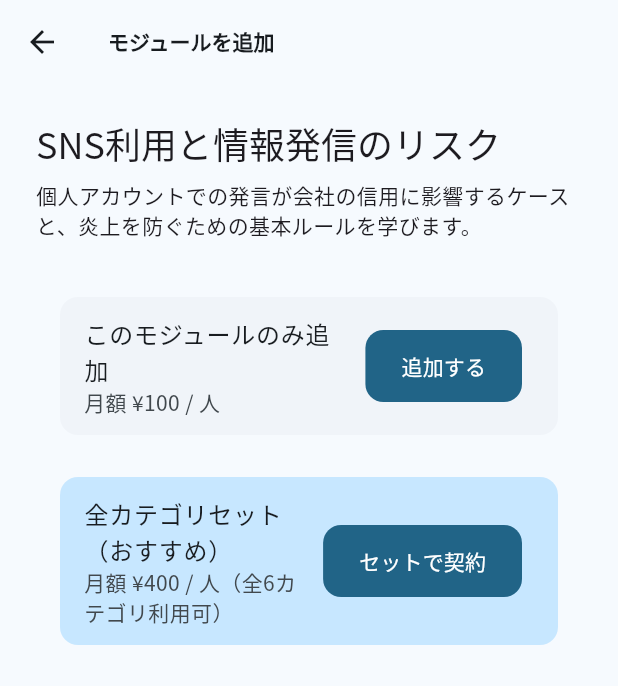
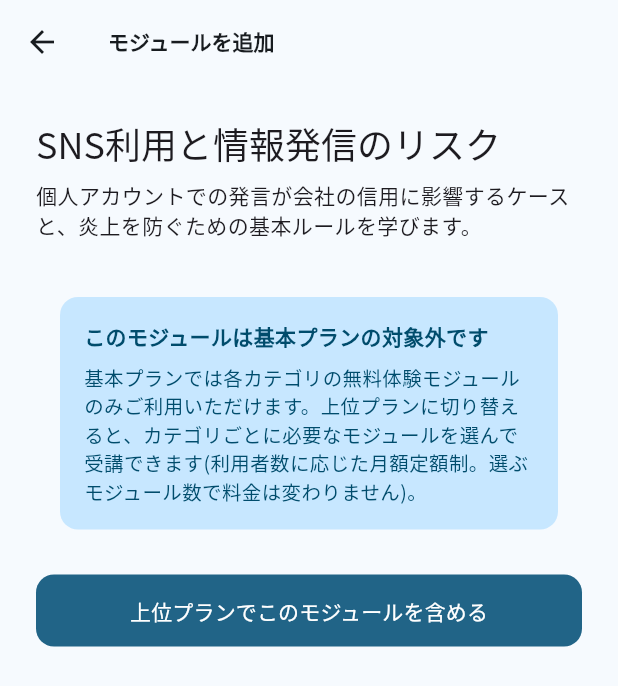
Before and after one commit to zka32101/project-033, a Flutter app: the PaywallScreen screen opened directly with sample values from the repository, on a phone screen of 412 x 824 dp. Shown: the top 686 px of the screen. Run offline on Flutter 3.47's test engine with Material 3 defaults, Android fonts, the phone set to English and light mode, and no system bars; our stand-ins replace cloud_firestore, cloud_functions, connectivity_plus, csv, firebase_analytics, firebase_auth and 12 more; accounts and stored records are empty.

Commit message:
マネタイズ再設計: 利用者数に応じた基本/上位2プラン体系に変更
## 概要
確認いただいた方針に基づき、モジュール受講プランを全面的に再設計した。

- 課金体系を「利用者数(headcount)のみに応じた定額」に変更
  (旧: 単価×モジュール数×人数 → 新: 単価×人数。選択モジュール数では変動しない)
- 上位プランでは6カテゴリ(分類)それぞれの下で、モジュール(中項目)単位で
  対象/対象外を選択できる
- 基本プランは各カテゴリの無料体験モジュール(isFreeTrial)相当のみに限定

## データモデル
- Subscription.planTier(ModulePlanTier: basic/upper)を追加
- Subscription.hasAccessToModule()はplanTier==upperの場合のみtrueを返すよう変更
  (基本プランでは選択モジュール・fullSetが設定されていてもアクセス不可)
- 既存のsubscribedModuleIds/fullSetフィールドは上位プランでの選択状態として再利用
- upsertSubscription/upsertPremiumTierは、planTier未指定時に既存値を維持する
  (premiumTier更新でplanTierが意図せずリセットされないよう考慮)

## 価格計算(SubscriptionService)
- moduleUnitPriceYen/fullSetUnitPriceYen/monthlyPriceYen(旧: moduleCount×fullSet引数)を
  basicPlanUnitPriceYen/upperPlanUnitPriceYen/planUnitPriceYen/monthlyPriceYen(headcount,
  planTier)に置き換え。人数ボリュームディスカウントの区分(20/50/100名)は維持。

## UI
- PaywallScreen: ロック済みモジュールタップ時に「上位プランでこのモジュールを含める」
  ボタンからModuleSelectionScreenへ誘導するシンプルな訴求画面に変更
- 新規 ModuleSelectionScreen: 基本/上位プランの切り替えUI、上位プラン選択時は
  6カテゴリごとにモジュール一覧をチェックボックスで表示し対象/対象外を選択できる。
  無料体験モジュールは常時チェック済み(変更不可)で表示。料金プレビュー付き。
  管理者ダッシュボードのメニュー「受講プラン設定」からも常時アクセス可能にした。

## 検証
- flutter analyze: 0 issues(既存のinfo/warningのみ)
- flutter test: 全117件パス(新規追加テスト10件・基本/上位プラン切り替えの
  ワークフローテストを含む)

```diff
--- a/lib/core/access_control.dart
+++ b/lib/core/access_control.dart
@@ -1,7 +1,9 @@
 import '../data/models/subscription_model.dart';
 
 /// モジュールへのアクセス可否判定(設計書 Step3.5 R④: 無料体験→追加モジュール課金訴求)。
-/// Firestore/UIに依存しない純粋ロジックなのでユニットテストで検証する。
+/// 利用者数(headcount)に応じた課金体系: 基本プラン(basic)は無料体験モジュール相当に
+/// 限定され、上位プラン(upper)でカテゴリごとに選択したモジュール(fullSetなら全て)に
+/// アクセスできる。Firestore/UIに依存しない純粋ロジックなのでユニットテストで検証する。
 class AccessControl {
   static bool moduleAccessGranted({
     required bool isFreeTrial,
@@ -11,6 +13,7 @@ class AccessControl {
     if (isFreeTrial) return true;
     if (subscription == null) return false;
     if (subscription.status != SubscriptionStatus.active) return false;
+    // basicプランは無料体験モジュールのみが対象(hasAccessToModuleはupperプラン時のみtrueになる)。
     return subscription.hasAccessToModule(moduleId);
   }
 
--- a/lib/data/models/subscription_model.dart
+++ b/lib/data/models/subscription_model.dart
@@ -7,14 +7,21 @@ enum SubscriptionStatus { active, expired, cancelled }
 /// moduleCreation は moduleExtension の権限(既存モジュールへの追加)も内包する上位プラン。
 enum PremiumTier { none, moduleExtension, moduleCreation }
 
+/// モジュール受講プランの段階。利用者数(headcount)に応じた課金体系(モジュール数に
+/// よらない定額)で、basicは業種プロファイルの無料体験モジュール(isFreeTrial)相当に
+/// 限定される。upperはカテゴリ(分類)ごとに中項目(モジュール)単位で対象/対象外を
+/// 選択でき、選んだモジュール数に関わらず料金は変わらない。
+enum ModulePlanTier { basic, upper }
+
 class Subscription {
   final String id;
   final SubscriptionOwnerType ownerType;
   final String ownerId; // employeeId(individual) or companyId(company)
-  final List<String> subscribedModuleIds;
-  final bool fullSet; // 全カテゴリセット契約か
-  final int headcount; // company時のみ有効(人数割引計算用)
+  final List<String> subscribedModuleIds; // upperプランでカテゴリごとに選択したモジュール
+  final bool fullSet; // upperプランで「全モジュール対象」を選んだショートカット
+  final int headcount; // company時のみ有効(人数課金の基準)
   final SubscriptionStatus status;
+  final ModulePlanTier planTier; // モジュール受講プランの段階(basic/upper)
   final PremiumTier premiumTier; // オリジナルコンテンツ機能の契約段階
   final DateTime startedAt;
   final DateTime? expiresAt;
@@ -27,13 +34,17 @@ class Subscription {
     required this.fullSet,
     required this.headcount,
     required this.status,
+    this.planTier = ModulePlanTier.basic,
     this.premiumTier = PremiumTier.none,
     required this.startedAt,
     this.expiresAt,
   });
 
+  /// upperプランでの、無料体験を除いた個別モジュールへのアクセス可否。
+  /// basicプラン(無料体験のみ)かどうかの判定はAccessControl側で行う。
   bool hasAccessToModule(String moduleId) =>
-      fullSet || subscribedModuleIds.contains(moduleId);
+      planTier == ModulePlanTier.upper &&
+      (fullSet || subscribedModuleIds.contains(moduleId));
 
   /// 既存モジュールへのレッスン/クイズ追加ができるか(moduleCreationは上位互換として含む)。
   bool get canExtendExistingModules =>
@@ -58,6 +69,10 @@ class Subscription {
         (s) => s.name == map['status'],
         orElse: () => SubscriptionStatus.active,
       ),
+      planTier: ModulePlanTier.values.firstWhere(
+        (t) => t.name == map['planTier'],
+        orElse: () => ModulePlanTier.basic,
+      ),
       premiumTier: PremiumTier.values.firstWhere(
         (t) => t.name == map['premiumTier'],
         orElse: () => PremiumTier.none,
@@ -76,12 +91,13 @@ class Subscription {
         'fullSet': fullSet,
         'headcount': headcount,
         'status': status.name,
+        'planTier': planTier.name,
         'premiumTier': premiumTier.name,
         'startedAt': startedAt,
         'expiresAt': expiresAt,
       };
 
-  Subscription copyWith({PremiumTier? premiumTier}) {
+  Subscription copyWith({ModulePlanTier? planTier, PremiumTier? premiumTier}) {
     return Subscription(
       id: id,
       ownerType: ownerType,
@@ -90,6 +106,7 @@ class Subscription {
       fullSet: fullSet,
       headcount: headcount,
       status: status,
+      planTier: planTier ?? this.planTier,
       premiumTier: premiumTier ?? this.premiumTier,
       startedAt: startedAt,
       expiresAt: expiresAt,
--- a/lib/features/admin/dashboard/admin_dashboard_screen.dart
+++ b/lib/features/admin/dashboard/admin_dashboard_screen.dart
@@ -13,6 +13,7 @@ import '../deadline_settings/deadline_settings_screen.dart';
 import '../report_email_settings/report_email_settings_screen.dart';
 import '../category_priority_settings/category_priority_settings_screen.dart';
 import '../original_content/original_content_screen.dart';
+import '../../paywall/module_selection_screen.dart';
 import '../employee_detail/employee_detail_screen.dart';
 import '../team_comparison/team_comparison_screen.dart';
 import '../../../widgets/error_retry_view.dart';
@@ -105,9 +106,14 @@ class _AdminDashboardScreenState extends ConsumerState<AdminDashboardScreen> {
                 Navigator.of(context).push(
                   MaterialPageRoute(builder: (_) => const OriginalContentScreen()),
                 );
+              } else if (value == 'module_plan') {
+                Navigator.of(context).push(
+                  MaterialPageRoute(builder: (_) => const ModuleSelectionScreen()),
+                );
               }
             },
             itemBuilder: (context) => const [
+              PopupMenuItem(value: 'module_plan', child: Text('受講プラン設定(基本/上位)')),
               PopupMenuItem(value: 'pass_threshold', child: Text('合格ライン設定')),
               PopupMenuItem(value: 'deadline', child: Text('受講期限設定')),
               PopupMenuItem(value: 'report_email', child: Text('月次レポート送付先設定')),
--- a/lib/features/paywall/paywall_screen.dart
+++ b/lib/features/paywall/paywall_screen.dart
@@ -1,81 +1,20 @@
 import 'package:flutter/material.dart';
 import 'package:flutter_riverpod/flutter_riverpod.dart';
 import '../../data/models/module_model.dart';
-import '../../data/models/subscription_model.dart';
-import '../../providers/service_providers.dart';
-import '../../providers/session_provider.dart';
-import '../../services/subscription_service.dart';
 import '../lesson/lesson_screen.dart';
+import 'module_selection_screen.dart';
 
 /// ペイウォール(設計書 Step3.5 R④): 業種の高優先カテゴリ1つ無料体験→Aha直後に追加課金訴求。
-/// A/B軸: セット(全カテゴリ込み)推奨表示 vs モジュール個別選択。
-/// 実際の決済はRevenueCat(purchases_flutter)経由で行う想定。ストア審査・課金設定が
-/// 完了するまでは、契約状態をFirestoreに直接反映するプレースホルダー動線とする。
-class PaywallScreen extends ConsumerStatefulWidget {
+/// 基本プラン(無料体験モジュールのみ)を超えるモジュールは上位プランでのみ利用できるため、
+/// このモジュールを事前選択した状態でModuleSelectionScreen(受講プラン設定)へ誘導する。
+class PaywallScreen extends ConsumerWidget {
   final Module module;
 
   const PaywallScreen({super.key, required this.module});
 
   @override
-  ConsumerState<PaywallScreen> createState() => _PaywallScreenState();
-}
-
-class _PaywallScreenState extends ConsumerState<PaywallScreen> {
-  bool _isProcessing = false;
-
-  Future<void> _purchase({required bool fullSet}) async {
-    final session = ref.read(sessionProvider);
-    if (!session.isSignedIn) return;
-    setState(() => _isProcessing = true);
-
-    try {
-      final company = session.company!;
-      final subscriptionService = ref.read(subscriptionServiceProvider);
-      final existing = await subscriptionService.getActiveSubscription(
-        companyId: company.id,
-        ownerType: SubscriptionOwnerType.company,
-        ownerId: company.id,
-      );
-      final moduleIds = {
-        ...?existing?.subscribedModuleIds,
-        widget.module.id,
-      }.toList();
-
-      await subscriptionService.upsertSubscription(
-        companyId: company.id,
-        ownerType: SubscriptionOwnerType.company,
-        ownerId: company.id,
-        subscribedModuleIds: moduleIds,
-        fullSet: fullSet || (existing?.fullSet ?? false),
-        headcount: company.contractedHeadcount,
-      );
-      await ref.read(analyticsServiceProvider).logSubscriptionUpgraded(
-            companyId: company.id,
-            fullSet: fullSet,
-            moduleCount: moduleIds.length,
-          );
-
-      if (!mounted) return;
-      Navigator.of(context).pushReplacement(
-        MaterialPageRoute(builder: (_) => LessonScreen(module: widget.module)),
-      );
-    } catch (_) {
-      if (mounted) {
-        ScaffoldMessenger.of(context).showSnackBar(
-          const SnackBar(content: Text('契約処理に失敗しました。時間をおいて再度お試しください')),
-        );
-      }
-    } finally {
-      if (mounted) setState(() => _isProcessing = false);
-    }
-  }
-
-  @override
-  Widget build(BuildContext context) {
-    final session = ref.watch(sessionProvider);
-    final headcount = session.company?.contractedHeadcount ?? 1;
-    final moduleUnitPrice = SubscriptionService.moduleUnitPriceYen(headcount);
-    final fullSetUnitPrice = SubscriptionService.fullSetUnitPriceYen(headcount);
+  Widget build(BuildContext context, WidgetRef ref) {
+    final colorScheme = Theme.of(context).colorScheme;
 
     return Scaffold(
       appBar: AppBar(title: const Text('モジュールを追加')),
@@ -84,30 +23,55 @@ class _PaywallScreenState extends ConsumerState<PaywallScreen> {
         child: Column(
           crossAxisAlignment: CrossAxisAlignment.start,
           children: [
-            Text(widget.module.title, style: Theme.of(context).textTheme.headlineSmall),
+            Text(module.title, style: Theme.of(context).textTheme.headlineSmall),
             const SizedBox(height: 8),
-            Text(widget.module.description),
+            Text(module.description),
             const SizedBox(height: 32),
             Card(
-              child: ListTile(
-                title: const Text('このモジュールのみ追加'),
-                subtitle: Text('月額 ¥$moduleUnitPrice / 人'),
-                trailing: FilledButton(
-                  onPressed: _isProcessing ? null : () => _purchase(fullSet: false),
-                  child: const Text('追加する'),
+              color: colorScheme.primaryContainer,
+              child: Padding(
+                padding: const EdgeInsets.all(16),
+                child: Column(
+                  crossAxisAlignment: CrossAxisAlignment.start,
+                  children: [
+                    Text(
+                      'このモジュールは基本プランの対象外です',
+                      style: TextStyle(
+                        fontWeight: FontWeight.w600,
+                        color: colorScheme.onPrimaryContainer,
+                      ),
+                    ),
+                    const SizedBox(height: 8),
+                    Text(
+                      '基本プランでは各カテゴリの無料体験モジュールのみご利用いただけます。'
+                      '上位プランに切り替えると、カテゴリごとに必要なモジュールを選んで受講できます'
+                      '(利用者数に応じた月額定額制。選ぶモジュール数で料金は変わりません)。',
+                      style: TextStyle(
+                        fontSize: 13,
+                        color: colorScheme.onPrimaryContainer,
+                      ),
+                    ),
+                  ],
                 ),
               ),
             ),
-            const SizedBox(height: 16),
-            Card(
-              color: Theme.of(context).colorScheme.primaryContainer,
-              child: ListTile(
-                title: const Text('全カテゴリセット（おすすめ）'),
-                subtitle: Text('月額 ¥$fullSetUnitPrice / 人（全6カテゴリ利用可）'),
-                trailing: FilledButton(
-                  onPressed: _isProcessing ? null : () => _purchase(fullSet: true),
-                  child: const Text('セットで契約'),
-                ),
+            const SizedBox(height: 24),
+            SizedBox(
+              width: double.infinity,
+              child: FilledButton(
+                onPressed: () async {
+                  final saved = await Navigator.of(context).push<bool>(
+                    MaterialPageRoute(
+                      builder: (_) => ModuleSelectionScreen(preselectModuleId: module.id),
+                    ),
+                  );
+                  if (saved == true && context.mounted) {
+                    Navigator.of(context).pushReplacement(
+                      MaterialPageRoute(builder: (_) => LessonScreen(module: module)),
+                    );
+                  }
+                },
+                child: const Text('上位プランでこのモジュールを含める'),
               ),
             ),
           ],
--- a/lib/services/analytics_service.dart
+++ b/lib/services/analytics_service.dart
@@ -1,4 +1,5 @@
 import 'package:firebase_analytics/firebase_analytics.dart';
+import '../data/models/subscription_model.dart';
 
 /// KPIイベント計測（設計書 Step4.5）。
 /// aha_moment_reached / module_completed / employee_invited /
@@ -42,14 +43,14 @@ class AnalyticsService {
 
   Future<void> logSubscriptionUpgraded({
     required String companyId,
-    required bool fullSet,
+    required ModulePlanTier planTier,
     required int moduleCount,
   }) {
     return _analytics.logEvent(
       name: 'subscription_upgraded',
       parameters: {
         'company_id': companyId,
-        'full_set': fullSet,
+        'plan_tier': planTier.name,
         'module_count': moduleCount,
       },
     );
```
Also changed, not shown: lib/features/paywall/module_selection_screen.dart (added, +248 -0 lines), lib/services/subscription_service.dart (+21 -8 lines), 4 other files.
